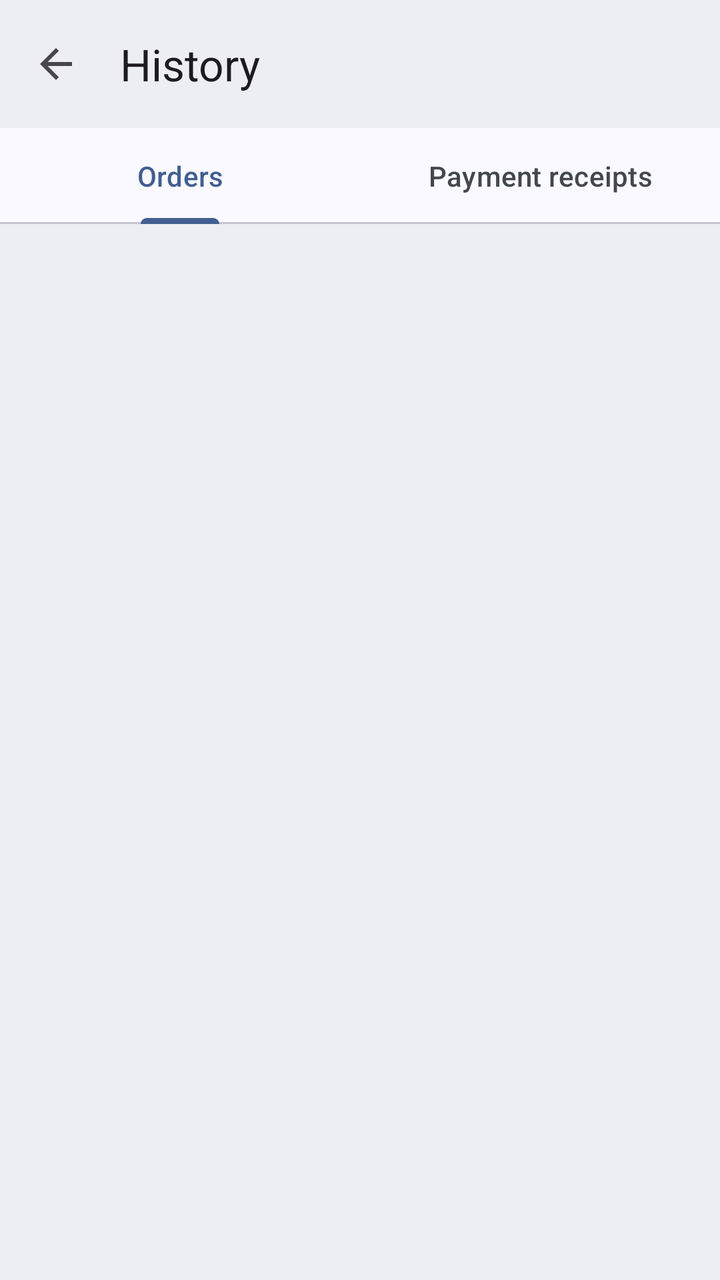
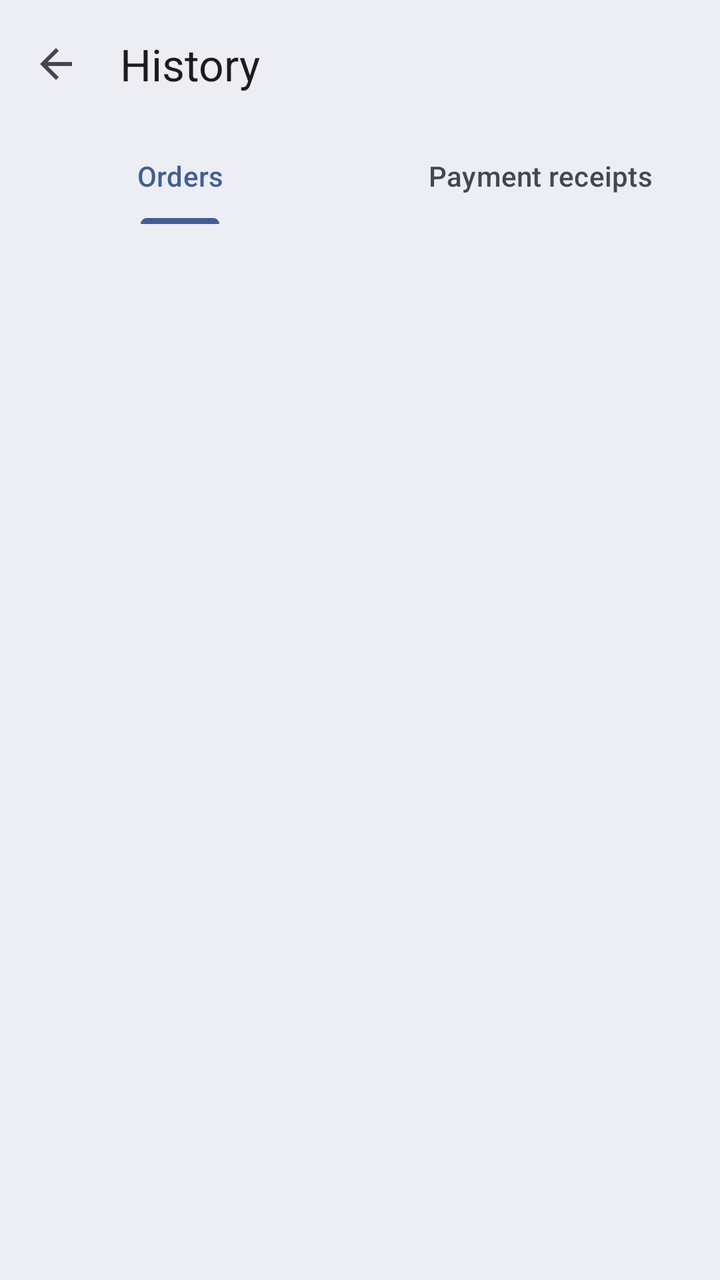

Compare the two renders of this Android layout. The source of the first and the diff that turns it into the second are given below.
<!-- AndroidManifest.xml: application theme Theme.Ticketree -->
<!-- res/layout/activity_history.xml -->
<?xml version="1.0" encoding="utf-8"?>
<LinearLayout xmlns:android="http://schemas.android.com/apk/res/android"
    xmlns:app="http://schemas.android.com/apk/res-auto"
    android:layout_width="match_parent"
    android:layout_height="match_parent"
    android:fitsSystemWindows="true"
    android:orientation="vertical">
    <com.google.android.material.appbar.MaterialToolbar
        android:id="@+id/toolbar"
        android:background="?attr/colorSurfaceContainer"
        android:layout_width="match_parent"
        android:layout_height="?attr/actionBarSize"
        app:navigationContentDescription="Back"
        app:navigationIcon="@drawable/ic_back"
        app:title="History" />

    <com.google.android.material.tabs.TabLayout
        android:id="@+id/tabHistory"
        android:layout_width="match_parent"
        android:layout_height="wrap_content"
        app:tabGravity="fill"
        app:tabMode="fixed">

        <com.google.android.material.tabs.TabItem
            android:layout_width="wrap_content"
            android:layout_height="wrap_content"
            android:text="Orders" />

        <com.google.android.material.tabs.TabItem
            android:layout_width="wrap_content"
            android:layout_height="wrap_content"
            android:text="Payment receipts" />
    </com.google.android.material.tabs.TabLayout>

<LinearLayout xmlns:android="http://schemas.android.com/apk/res/android"
    xmlns:app="http://schemas.android.com/apk/res-auto"
    android:layout_width="match_parent"
    android:layout_height="0dp"
    android:layout_weight="1"
    android:orientation="vertical"
    android:padding="16dp">

    <include
        android:id="@+id/empty"
        layout="@layout/view_empty"
        android:layout_width="match_parent"
        android:layout_height="wrap_content"
        android:visibility="gone" />

    <androidx.recyclerview.widget.RecyclerView
        android:id="@+id/rvList"
        android:clipToPadding="false"
        android:paddingBottom="8dp"
        android:layout_width="match_parent"
        android:layout_height="0dp"
        android:layout_weight="1" />
</LinearLayout>
</LinearLayout>
<!-- res/layout/view_empty.xml (included above) -->
<?xml version="1.0" encoding="utf-8"?>
<LinearLayout xmlns:android="http://schemas.android.com/apk/res/android"
    android:layout_width="match_parent"
    android:layout_height="wrap_content"
    android:gravity="center_horizontal"
    android:orientation="vertical"
    android:padding="32dp">

    <com.google.android.material.textview.MaterialTextView
        android:id="@+id/tvEmoji"
        android:importantForAccessibility="no"
        android:layout_width="wrap_content"
        android:layout_height="wrap_content"
        android:textSize="56sp" />

    <com.google.android.material.textview.MaterialTextView
        android:id="@+id/tvMessage"
        android:layout_width="match_parent"
        android:layout_height="wrap_content"
        android:layout_marginTop="8dp"
        android:gravity="center"
        android:textAppearance="?attr/textAppearanceTitleMedium" />

    <com.google.android.material.button.MaterialButton
        android:id="@+id/btnEmpty"
        android:layout_width="wrap_content"
        android:layout_height="wrap_content"
        android:layout_marginTop="16dp"
        android:visibility="gone" />
</LinearLayout>
<!-- resources referenced by this layout -->
<resources>
  <!-- drawable ic_back (drawable) -->
  <vector xmlns:android="http://schemas.android.com/apk/res/android"
      android:width="24dp"
      android:height="24dp"
      android:tint="?attr/colorControlNormal"
      android:viewportWidth="24"
      android:viewportHeight="24">
      <path
          android:fillColor="@android:color/white"
          android:pathData="M20,11H7.83l5.59,-5.59L12,4l-8,8 8,8 1.41,-1.41L7.83,13H20v-2z" />
  </vector>
  <style name="Theme.Ticketree" parent="AppTheme">
          <item name="android:windowSoftInputMode">adjustResize</item>
          <item name="android:windowAnimationStyle">@style/Animation.Ticketree</item>
          <item name="android:windowBackground">?attr/colorSurfaceContainer</item>
      </style>
  <style name="Animation.Ticketree" parent="@android:style/Animation.Activity">
          <item name="android:activityOpenEnterAnimation">@anim/screen_open_enter</item>
          <item name="android:activityOpenExitAnimation">@anim/screen_open_exit</item>
          <item name="android:activityCloseEnterAnimation">@anim/screen_close_enter</item>
          <item name="android:activityCloseExitAnimation">@anim/screen_close_exit</item>
      </style>
  <color name="md_theme_primary">#415F91</color>
  <color name="md_theme_onPrimary">#FFFFFF</color>
  <color name="md_theme_primaryContainer">#D6E3FF</color>
  <color name="md_theme_onPrimaryContainer">#284777</color>
  <color name="md_theme_secondary">#565F71</color>
  <color name="md_theme_onSecondary">#FFFFFF</color>
  <color name="md_theme_secondaryContainer">#DAE2F9</color>
  <color name="md_theme_onSecondaryContainer">#3E4759</color>
  <color name="md_theme_tertiary">#705575</color>
  <color name="md_theme_onTertiary">#FFFFFF</color>
  <color name="md_theme_tertiaryContainer">#FAD8FD</color>
  <color name="md_theme_onTertiaryContainer">#573E5C</color>
  <color name="md_theme_error">#BA1A1A</color>
  <color name="md_theme_onError">#FFFFFF</color>
  <color name="md_theme_errorContainer">#FFDAD6</color>
  <color name="md_theme_onErrorContainer">#93000A</color>
  <color name="md_theme_background">#F9F9FF</color>
  <color name="md_theme_onBackground">#191C20</color>
  <color name="md_theme_surface">#F9F9FF</color>
  <color name="md_theme_onSurface">#191C20</color>
  <color name="md_theme_surfaceVariant">#E0E2EC</color>
  <color name="md_theme_onSurfaceVariant">#44474E</color>
  <color name="md_theme_outline">#74777F</color>
  <color name="md_theme_outlineVariant">#C4C6D0</color>
  <color name="md_theme_inverseSurface">#2E3036</color>
  <color name="md_theme_inverseOnSurface">#F0F0F7</color>
  <color name="md_theme_inversePrimary">#AAC7FF</color>
  <color name="md_theme_primaryFixed">#D6E3FF</color>
  <color name="md_theme_onPrimaryFixed">#001B3E</color>
  <color name="md_theme_primaryFixedDim">#AAC7FF</color>
  <color name="md_theme_onPrimaryFixedVariant">#284777</color>
  <color name="md_theme_secondaryFixed">#DAE2F9</color>
  <color name="md_theme_onSecondaryFixed">#131C2B</color>
  <color name="md_theme_secondaryFixedDim">#BEC6DC</color>
  <color name="md_theme_onSecondaryFixedVariant">#3E4759</color>
  <color name="md_theme_tertiaryFixed">#FAD8FD</color>
  <color name="md_theme_onTertiaryFixed">#28132E</color>
  <color name="md_theme_tertiaryFixedDim">#DDBCE0</color>
  <color name="md_theme_onTertiaryFixedVariant">#573E5C</color>
  <color name="md_theme_surfaceDim">#D9D9E0</color>
  <color name="md_theme_surfaceBright">#F9F9FF</color>
  <color name="md_theme_surfaceContainerLowest">#FFFFFF</color>
  <color name="md_theme_surfaceContainerLow">#F3F3FA</color>
  <color name="md_theme_surfaceContainer">#EDEDF4</color>
  <color name="md_theme_surfaceContainerHigh">#E7E8EE</color>
  <color name="md_theme_surfaceContainerHighest">#E2E2E9</color>
  <!-- unchanged entries left out for length: 1 -->
</resources>

<!-- the commit's change to res/layout/activity_history.xml (unified diff, before → after) -->
@@ -18,6 +18,7 @@
         android:id="@+id/tabHistory"
         android:layout_width="match_parent"
         android:layout_height="wrap_content"
+        android:background="@android:color/transparent"
         app:tabGravity="fill"
         app:tabMode="fixed">
 
